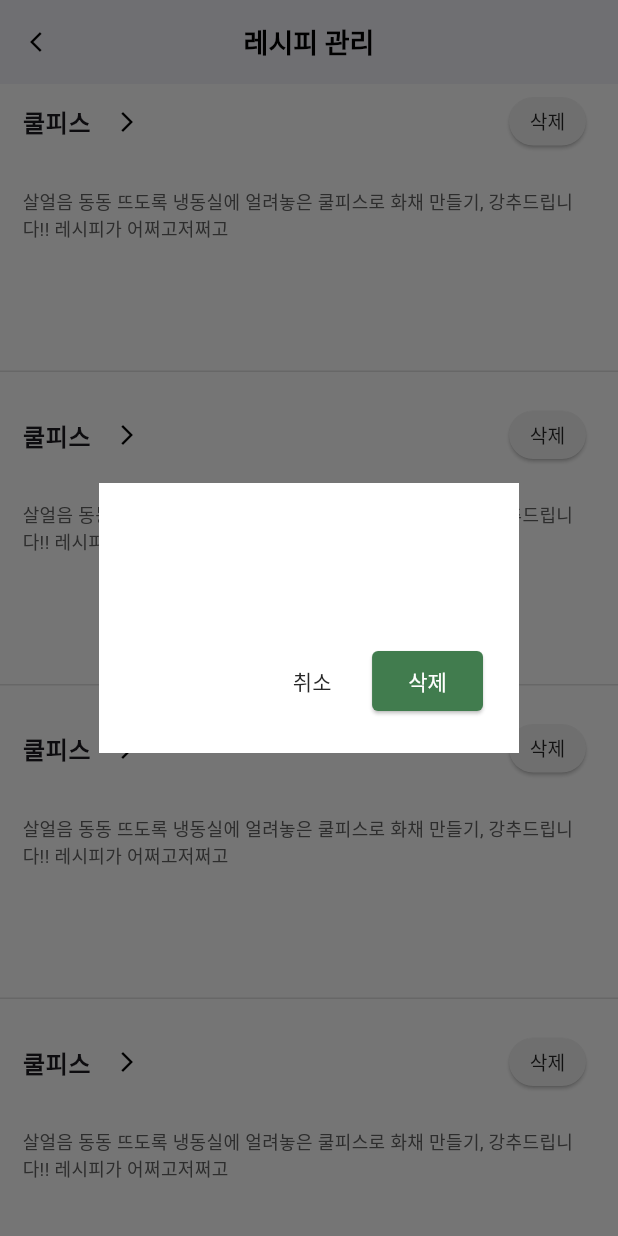
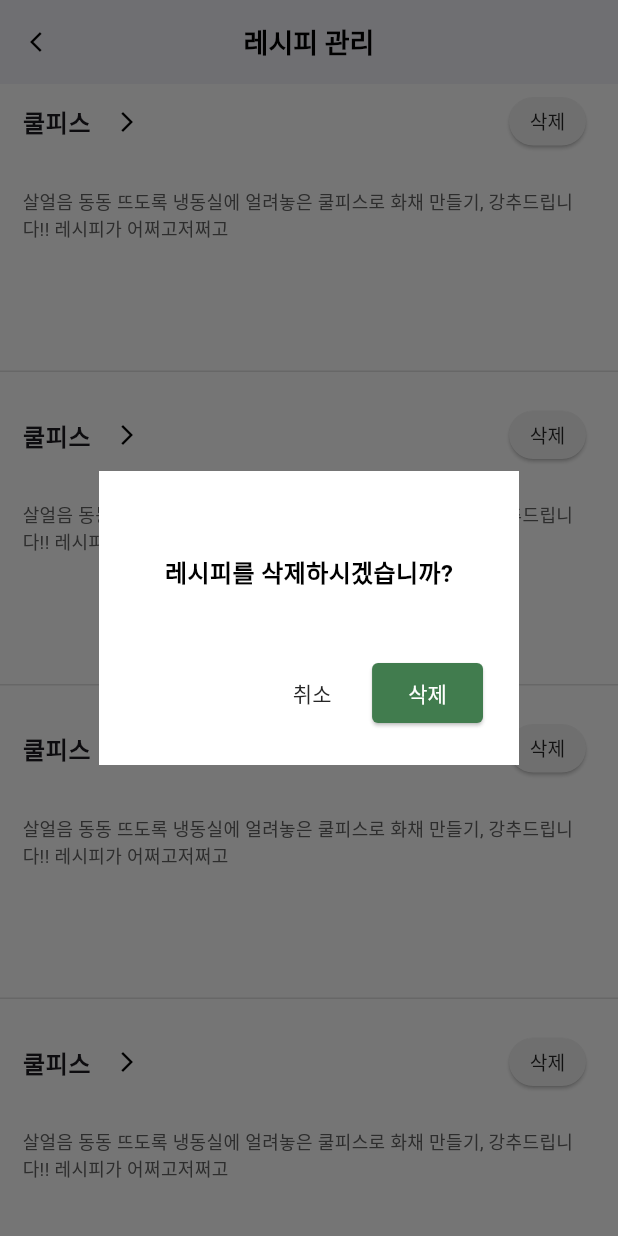
Before and after one commit to LastNyam/last_nyam_owner_fe, a Flutter app: the RecipeManageScreen screen opened directly, scrolled down 576 dp, after a tap on "삭제", on a phone screen of 412 x 824 dp. Run offline on Flutter 3.47's test engine with Material 3 defaults, Android fonts, the phone set to English and light mode, and no system bars; our stand-ins replace dio, fluentui_system_icons, flutter_dotenv, flutter_secure_storage, image_picker; accounts and stored records are empty; network calls fail; Roboto replaces fonts that are missing (nanumBarunGothic).

Commit message:
feat: 레시피 관리 구현

```diff
--- a/lib/screen/my_page/recipe_manage_screen.dart
+++ b/lib/screen/my_page/recipe_manage_screen.dart
@@ -56,13 +56,18 @@ class _RecipeManageScreenState extends State<RecipeManageScreen> {
       context: context,
       builder: (BuildContext context) {
         return AlertDialog(
-          title: Text("레시피를 삭제하시겠습니까?"),
-          titleTextStyle: TextStyle(fontSize: 16, fontWeight: FontWeight.bold),
           shape: RoundedRectangleBorder(
             borderRadius: BorderRadius.circular(0),
           ),
           backgroundColor: Colors.white,
-          content: SizedBox(height: 20.0),
+          content: Column(
+            mainAxisSize: MainAxisSize.min,
+            children: [
+              SizedBox(height: 40.0),
+              Text("레시피를 삭제하시겠습니까?", style: TextStyle(fontSize: 16, fontWeight: FontWeight.bold, color: Colors.black,),),
+              SizedBox(height: 20.0),
+            ],
+          ),
           actions: [
             TextButton(
               style: ElevatedButton.styleFrom(
```
